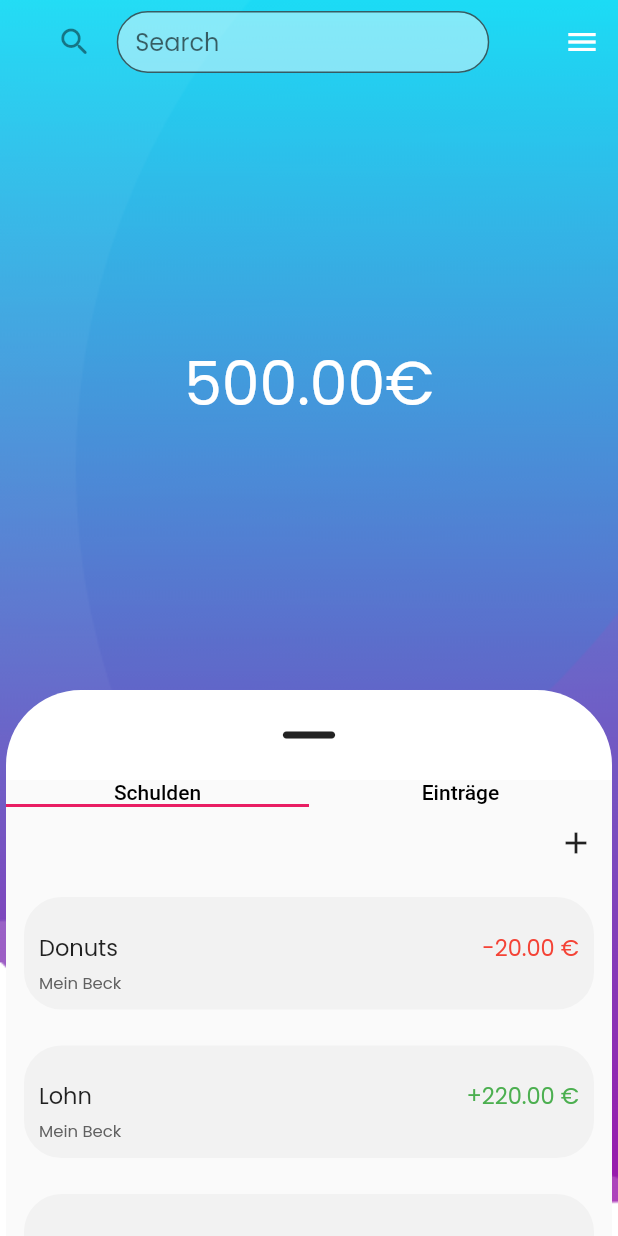
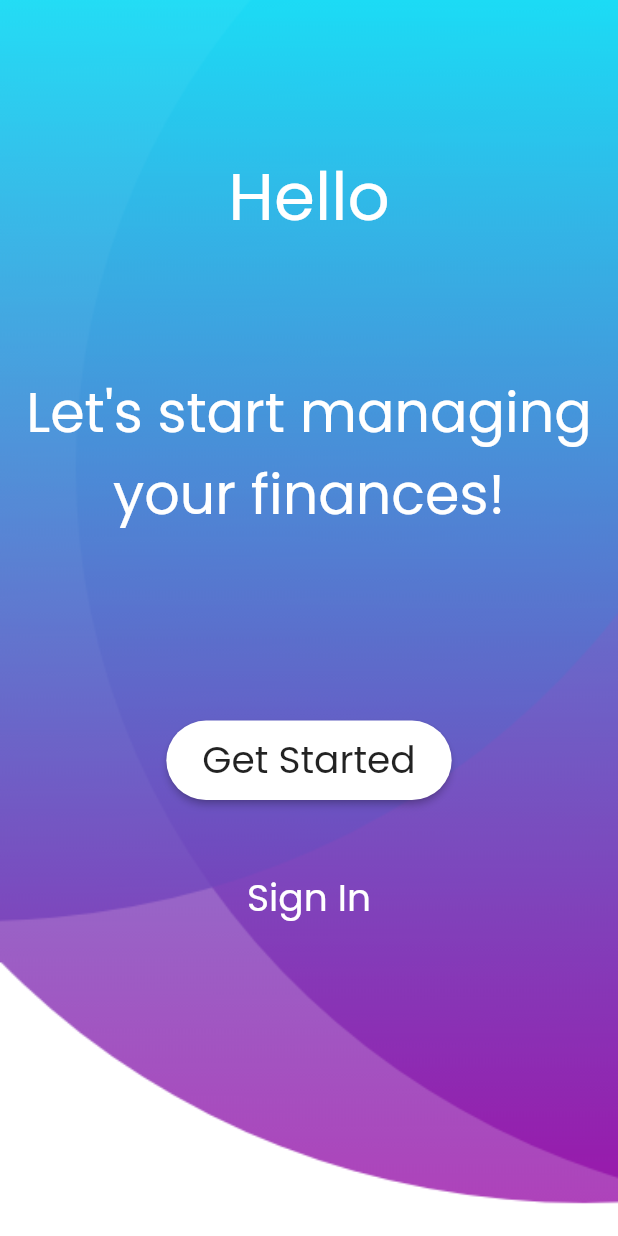
Before and after one commit to Domain-egg/my_finances, a Flutter app: the screen it shows after launch, on a phone screen of 412 x 824 dp. Run offline on Flutter 3.47's test engine with Material 2 defaults, Android fonts, the phone set to English and light mode, and no system bars; drawn by our look-alikes of auto_size_text; our stand-ins replace cloud_firestore, firebase_core, location; accounts and stored records are empty.

Commit message:
update Custom Dialog & Hello View

```diff
--- a/lib/main.dart
+++ b/lib/main.dart
@@ -2,6 +2,7 @@ import 'package:flutter/material.dart';
 import 'views/home_widget.dart';
 import 'package:flutter/services.dart';
 import 'package:firebase_core/firebase_core.dart';
+import 'package:my_finances/views/first-view.dart';
 
 void main() async {
   SystemChrome.setSystemUIOverlayStyle(SystemUiOverlayStyle(
@@ -33,7 +34,12 @@ class MyApp extends StatelessWidget {
           textTheme: Theme.of(context).textTheme.apply(
                 fontFamily: 'PoppinsBold',
               )),
-      home: Home(),
+      home: FirstView(),
+      routes: <String, WidgetBuilder>{
+        '/home': (BuildContext context) => Home(),
+        //'/signUp' : (BuildContext context) => SignUp(),
+        //'/signIn' : (BuildContext context) => SignIn(),
+      },
     );
   }
 }
--- a/lib/models/Entry.dart
+++ b/lib/models/Entry.dart
@@ -1,5 +1,3 @@
-import 'package:location/location.dart';
-
 class Entry {
   String title;
   DateTime date;
--- a/lib/views/entrys_view.dart
+++ b/lib/views/entrys_view.dart
@@ -3,8 +3,13 @@ import 'package:flutter/material.dart';
 import 'package:my_finances/models/Entry.dart';
 import 'package:my_finances/views/entry_new.dart';
 
-class EntryView extends StatelessWidget {
-  final List<Entry> entryList = [
+class EntryView extends StatefulWidget {
+  @override
+  _EntryViewState createState() => _EntryViewState();
+}
+
+class _EntryViewState extends State<EntryView> {
+  List<Entry> entryList = [
     Entry("Donuts", DateTime.now(), -20.00, "Mein Beck"),
     Entry("Lohn", DateTime.now(), 220.00, "Mein Beck"),
     Entry("Flug", DateTime.now(), -90.00, "Amsterdam"),
--- /dev/null
+++ b/lib/views/first-view.dart
@@ -0,0 +1,90 @@
+import 'dart:ui';
+
+import 'package:flutter/material.dart';
+import 'package:auto_size_text/auto_size_text.dart';
+import 'package:my_finances/widgets/custom_dialog.dart';
+
+class FirstView extends StatelessWidget {
+  final _primaryColor = const Color(0xFFE336AE);
+
+  @override
+  Widget build(BuildContext context) {
+    final _width = MediaQuery.of(context).size.width;
+    final _height = MediaQuery.of(context).size.height;
+
+    return Scaffold(
+      body: Container(
+        decoration: BoxDecoration(
+          image: DecorationImage(
+            image: AssetImage("assets/images/background.png"),
+            fit: BoxFit.cover,
+          ),
+        ),
+        width: _width,
+        height: _height,
+        child: SafeArea(
+          child: Padding(
+            padding: const EdgeInsets.all(16.0),
+            child: Column(
+              children: <Widget>[
+                SizedBox(height: _height * 0.10),
+                AutoSizeText(
+                  "Hello",
+                  style: TextStyle(fontSize: 44, color: Colors.white),
+                ),
+                SizedBox(height: _height * 0.10),
+                AutoSizeText(
+                  "Let's start managing your finances!",
+                  style: TextStyle(fontSize: 40, color: Colors.white),
+                  maxLines: 2,
+                  textAlign: TextAlign.center,
+                ),
+                SizedBox(height: _height * 0.15),
+                RaisedButton(
+                  color: Colors.white,
+                  shape: RoundedRectangleBorder(
+                    borderRadius: BorderRadius.circular(30),
+                  ),
+                  child: Padding(
+                    padding: const EdgeInsets.all(8.0),
+                    child: Text(
+                      "Get Started",
+                      style:
+                          TextStyle(fontSize: 25, fontWeight: FontWeight.w100),
+                    ),
+                  ),
+                  onPressed: () {
+                    showDialog(
+                        context: context,
+                        builder: (BuildContext context) => CustomDialog(
+                              title: 'Would you like to crate a account?',
+                              description:
+                                  'With an account, your data will be securely saved.',
+                              primaryButtonText: 'Create My Account',
+                              primaryButtonRoute: '/home',
+                            ));
+                  },
+                ),
+                SizedBox(height: _height * 0.05),
+                FlatButton(
+                  shape: RoundedRectangleBorder(
+                    borderRadius: BorderRadius.circular(30),
+                  ),
+                  child: Text(
+                    "Sign In",
+                    style: TextStyle(
+                      fontSize: 25,
+                      fontWeight: FontWeight.w100,
+                      color: Colors.white,
+                    ),
+                  ),
+                  onPressed: () {},
+                ),
+              ],
+            ),
+          ),
+        ),
+      ),
+    );
+  }
+}
--- a/pubspec.yaml
+++ b/pubspec.yaml
@@ -39,6 +39,8 @@ dependencies:
   flappy_search_bar: 1.4.1
 
   location: ^3.0.0
+
+  auto_size_text: ^2.0.2
 
 dev_dependencies:
   flutter_test:
```
Also changed, not shown: lib/widgets/custom_dialog.dart (added, +115 -0 lines), pubspec.lock.
